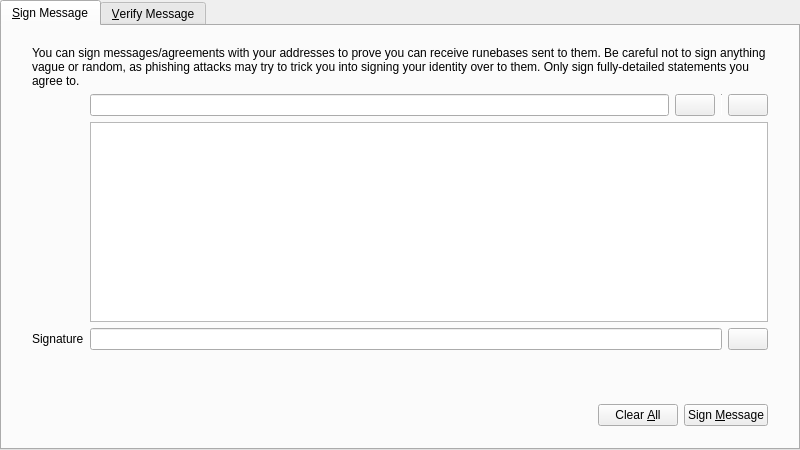
Qt form src/qt/forms/signverifymessagedialog.ui (Runebase/runebase) before a commit.
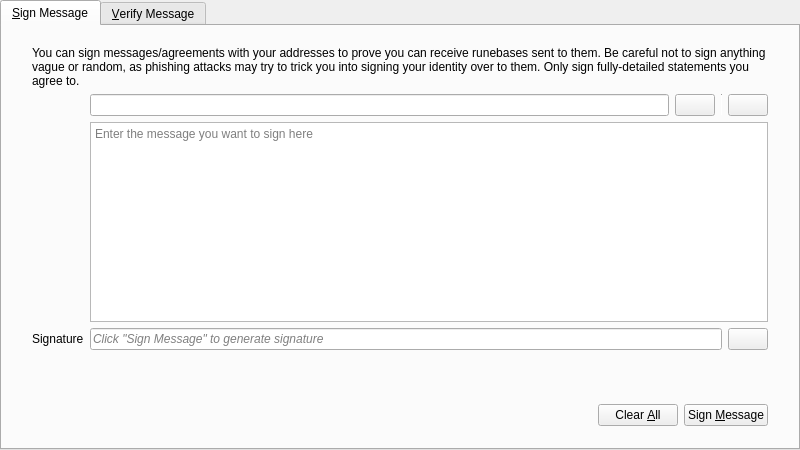
The same form after that commit. Icons and pictures are not drawn. Custom widgets are drawn as their Qt base class.

```diff
--- a/src/qt/forms/signverifymessagedialog.ui
+++ b/src/qt/forms/signverifymessagedialog.ui
@@ -139,6 +139,9 @@
              <property name="toolTip">
               <string>Enter the message you want to sign here</string>
              </property>
+             <property name="placeholderText">
+              <string>Enter the message you want to sign here</string>
+             </property>
             </widget>
            </item>
            <item row="3" column="1">
@@ -156,6 +159,9 @@
                <property name="readOnly">
                 <bool>true</bool>
                </property>
+               <property name="placeholderText">
+                <string>Click &quot;Sign Message&quot; to generate signature</string>
+               </property>
               </widget>
              </item>
              <item>
```
Left out of the diff: 18 changed lines with no effect on the pictures.
